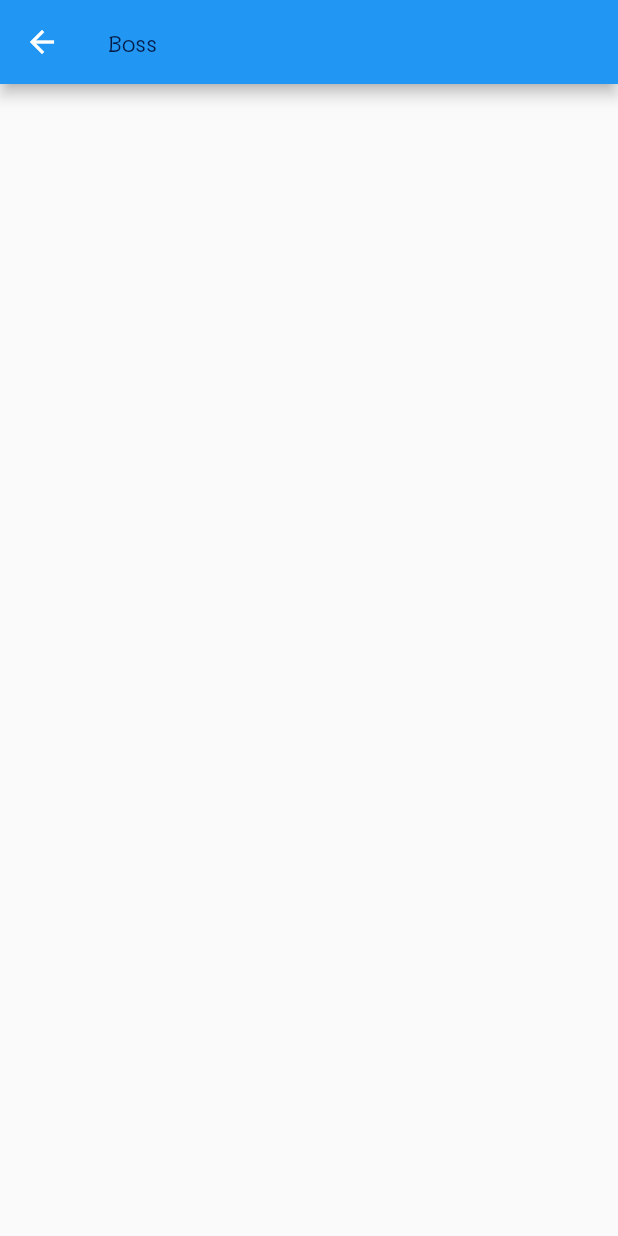
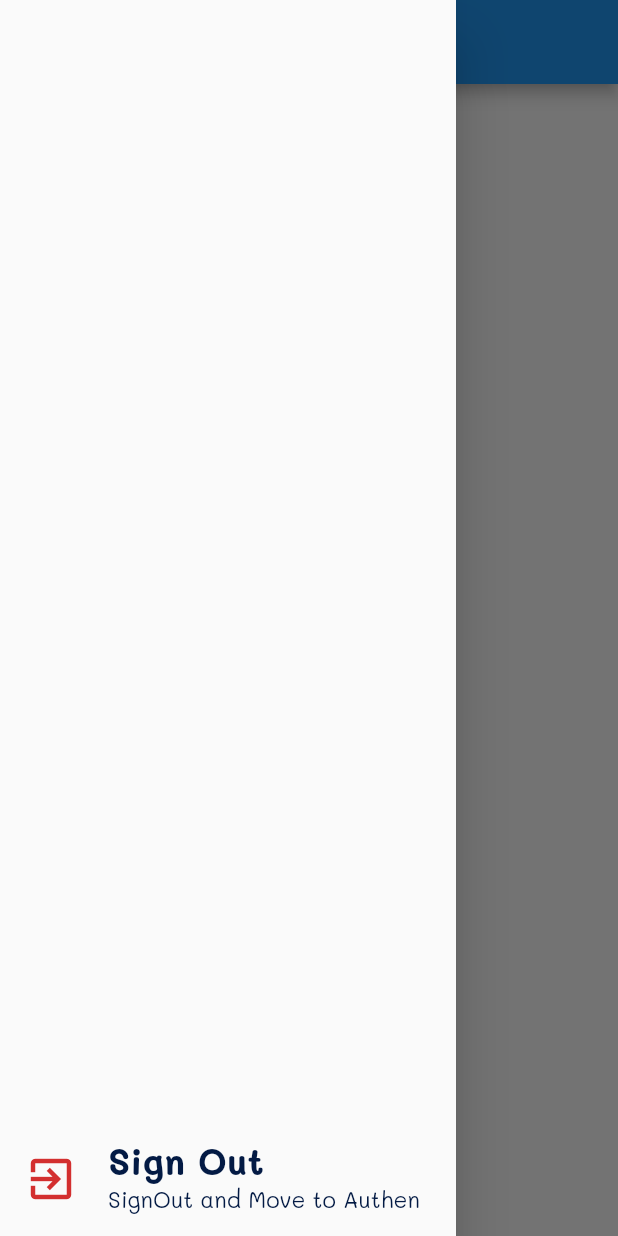
Before and after one commit to masterUNG/UngOfficerMenn, a Flutter app: the MainBoss screen opened by its route, with the side drawer open (before the commit the screen has no drawer), on a phone screen of 412 x 824 dp. Run offline on Flutter 3.47's test engine with Material 2 defaults, Android fonts, the light colour scheme and no system bars; our stand-ins replace dio, shared_preferences; accounts and stored records are empty.

```diff
--- a/lib/states/main_boss.dart
+++ b/lib/states/main_boss.dart
@@ -1,4 +1,5 @@
 import 'package:flutter/material.dart';
+import 'package:ungofficer/widgets/widget_sign_out.dart';
 import 'package:ungofficer/widgets/widget_text.dart';
 
 class MainBoss extends StatelessWidget {
@@ -6,6 +7,10 @@
 
   @override
   Widget build(BuildContext context) {
-    return Scaffold(appBar: AppBar(title: WidgetText(text: 'Boss'),),);
+    return Scaffold(
+      appBar: AppBar(
+        title: WidgetText(text: 'Boss'),
+      ),drawer: Drawer(child: WidgetSingOut(),),
+    );
   }
 }
--- a/lib/states/main_officer.dart
+++ b/lib/states/main_officer.dart
@@ -1,4 +1,5 @@
 import 'package:flutter/material.dart';
+import 'package:ungofficer/widgets/widget_sign_out.dart';
 import 'package:ungofficer/widgets/widget_text.dart';
 
 class MainOfficer extends StatelessWidget {
@@ -7,9 +8,10 @@
   @override
   Widget build(BuildContext context) {
     return Scaffold(
-      appBar: AppBar(centerTitle: true,
+      appBar: AppBar(
+        centerTitle: true,
         title: WidgetText(text: 'Officer'),
-      ),
+      ),drawer: Drawer(child: WidgetSingOut(),),
     );
   }
 }
--- a/lib/widgets/widget_listtile.dart
+++ b/lib/widgets/widget_listtile.dart
@@ -8,16 +8,18 @@
   final Widget leadWidget;
   final String title;
   final String subTitle;
+  final Function()? tapFunc;
   const WidgetListtile({
     Key? key,
     required this.leadWidget,
     required this.title,
     required this.subTitle,
+    this.tapFunc,
   }) : super(key: key);
 
   @override
   Widget build(BuildContext context) {
-    return ListTile(
+    return ListTile(onTap: tapFunc,
       leading: leadWidget,
       title: WidgetText(
         text: title,
--- /dev/null
+++ b/lib/widgets/widget_sign_out.dart
@@ -0,0 +1,31 @@
+import 'package:flutter/material.dart';
+import 'package:shared_preferences/shared_preferences.dart';
+import 'package:ungofficer/utility/my_constant.dart';
+import 'package:ungofficer/widgets/widget_listtile.dart';
+
+class WidgetSingOut extends StatelessWidget {
+  const WidgetSingOut({super.key});
+
+  @override
+  Widget build(BuildContext context) {
+    return Column(
+      mainAxisAlignment: MainAxisAlignment.end,
+      children: [
+        WidgetListtile(
+          leadWidget: Icon(
+            Icons.exit_to_app,
+            size: 36,
+            color: Colors.red.shade700,
+          ),
+          title: 'Sign Out',
+          subTitle: 'SignOut and Move to Authen',
+          tapFunc: () async {
+            SharedPreferences preferences =
+                await SharedPreferences.getInstance();
+                preferences.clear().then((value) => Navigator.pushNamedAndRemoveUntil(context, MyConstant.routeAuthen, (route) => false));
+          },
+        ),
+      ],
+    );
+  }
+}
```
Also changed, not shown: lib/main.dart (+21 -1 lines), lib/states/authen.dart (+14 -1 lines), 5 other files.
